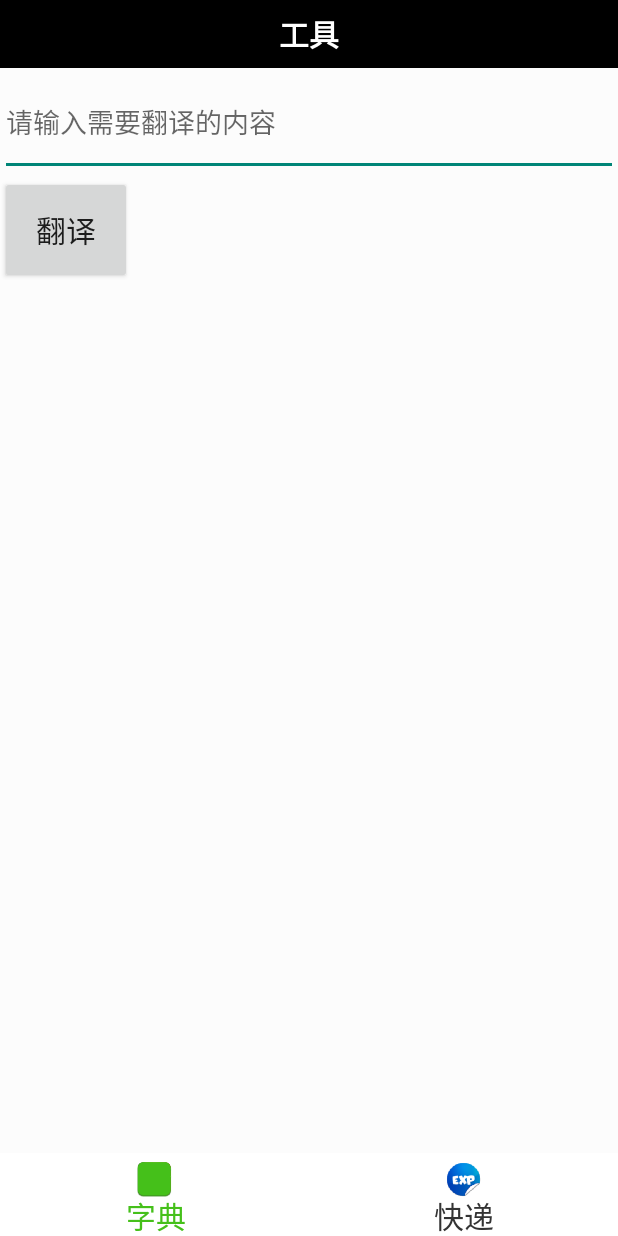
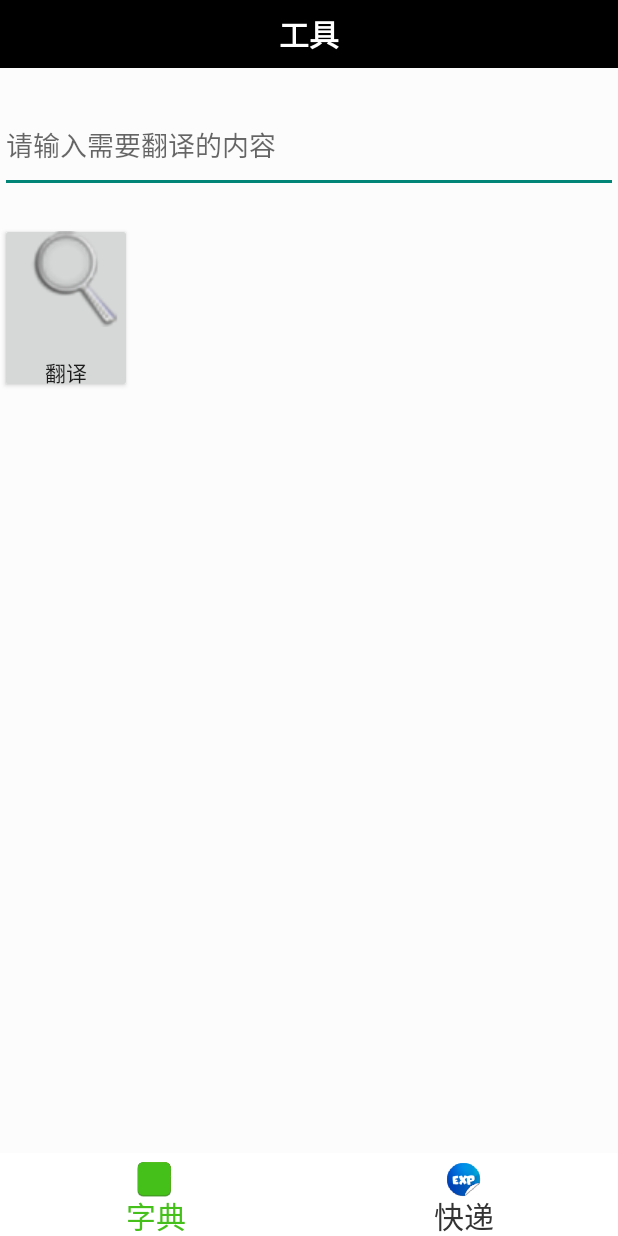
Before and after one commit to alenX/DiaryTools, an Android app: the screen it shows after launch (MainFragment), on a phone screen of 412 x 824 dp. Run offline under Robolectric (Android 15) with nearby library versions, the phone set to English and light mode, and no system bars.

Commit message:
自定义按钮增加

```diff
--- /dev/null
+++ b/app/src/main/java/alenx/org/diarytools/CustomViews/QueryButton.java
@@ -0,0 +1,45 @@
+package alenx.org.diarytools.CustomViews;
+
+import android.content.Context;
+import android.graphics.Bitmap;
+import android.graphics.BitmapFactory;
+import android.graphics.Canvas;
+import android.util.AttributeSet;
+import android.widget.Button;
+
+import alenx.org.diarytools.R;
+
+/**
+ * Created by wangss on 2015/7/23.
+ */
+public class QueryButton extends Button {
+
+    private int mResourceId = 0;
+    private Bitmap mBitmap;
+
+    public QueryButton(Context context) {
+        super(context,null);
+    }
+
+    public QueryButton(Context context, AttributeSet attrs) {
+        super(context, attrs);
+        this.setClickable(true);
+        mResourceId = R.drawable.pic;
+        mBitmap = BitmapFactory.decodeResource(getResources(),mResourceId);
+
+    }
+
+   /* public void setIcon(int resourceId){
+        this.mBitmap = BitmapFactory.decodeResource(getResources(),resourceId);
+        invalidate();
+    }*/
+
+    @Override
+    protected void onDraw(Canvas canvas) {
+        int x = (int) ((getMeasuredWidth()-mBitmap.getWidth())/(1.5));
+        int y =mBitmap.getWidth()/12;
+        canvas.drawBitmap(mBitmap,x,y,null);
+        canvas.translate(0,(getMeasuredHeight()/2)-(int)getTextSize());
+        super.onDraw(canvas);
+    }
+}
--- a/app/src/main/res/layout/dictinonary_tab_activity.xml
+++ b/app/src/main/res/layout/dictinonary_tab_activity.xml
@@ -9,20 +9,26 @@
     android:layout_weight="1">
 
     <EditText
+        android:layout_marginTop="20dp"
         android:layout_width="match_parent"
         android:layout_height="0dp"
         android:hint="请输入需要翻译的内容"
         android:id="@+id/sourceEditText"
         android:layout_weight="1" />
-
-    <Button
+    <!--<Button
         android:layout_width="wrap_content"
         android:layout_height="0dp"
         android:text="翻译"
         android:textSize="20sp"
         android:id="@+id/translateBtn"
-        android:layout_weight="1"/>
-
+        android:layout_weight="1"/>-->
+    <alenx.org.diarytools.CustomViews.QueryButton
+        android:layout_width="wrap_content"
+        android:layout_height="50dp"
+        android:text="翻译"
+        android:layout_marginTop="20dp"
+        android:id="@+id/translateBtn"
+        android:layout_weight="1" />
     <TextView
         android:layout_width="match_parent"
         android:layout_height="0dp"
```
Also changed, not shown: app/src/main/res/drawable/pic.png (added), app/src/main/res/drawable/query.png (added).
